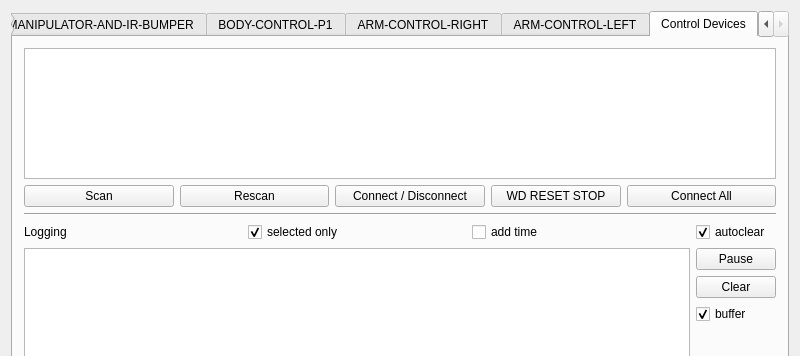
Before: the Qt Designer form software/computer/client/qt/expclient/mainwindow.ui in wercool/valter, drawn with Qt 5; both pictures show x 0 to 800 and y 0 to 356 of the 800 by 600 pixel window.
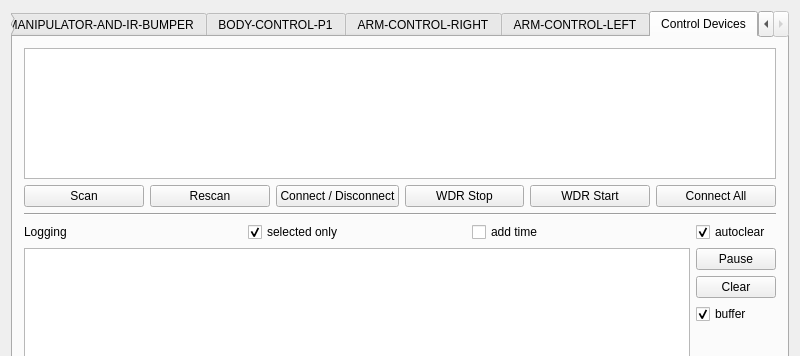
After: the same form once the commit is applied.

What changed in the file:
```diff
--- a/software/computer/client/qt/expclient/mainwindow.ui
+++ b/software/computer/client/qt/expclient/mainwindow.ui
@@ -899,7 +899,7 @@
            <widget class="QPushButton" name="wdResetStopButton">
             <property name="maximumSize">
              <size>
-              <width>130</width>
+              <width>16777215</width>
               <height>16777215</height>
              </size>
             </property>
@@ -907,7 +907,14 @@
              <string notr="true"/>
             </property>
             <property name="text">
-             <string>WD RESET STOP</string>
+             <string>WDR Stop</string>
+            </property>
+           </widget>
+          </item>
+          <item>
+           <widget class="QPushButton" name="wdResetOnButton">
+            <property name="text">
+             <string>WDR Start</string>
             </property>
            </widget>
           </item>
```
Left out of the diff: 8 changed lines with no effect on the pictures.
